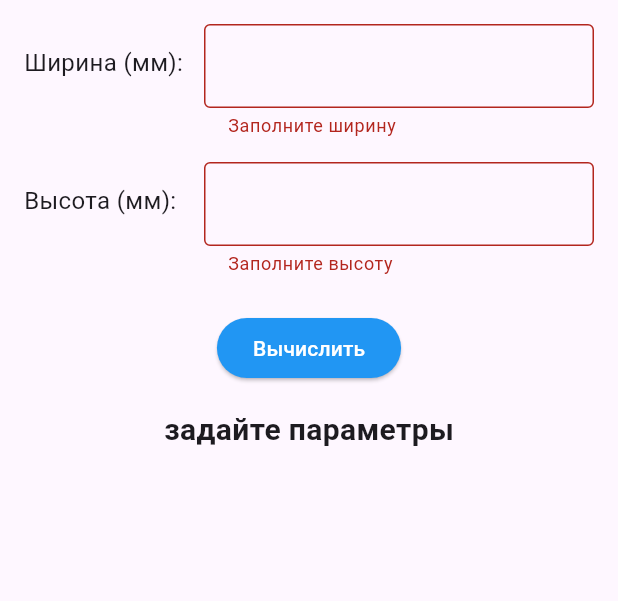
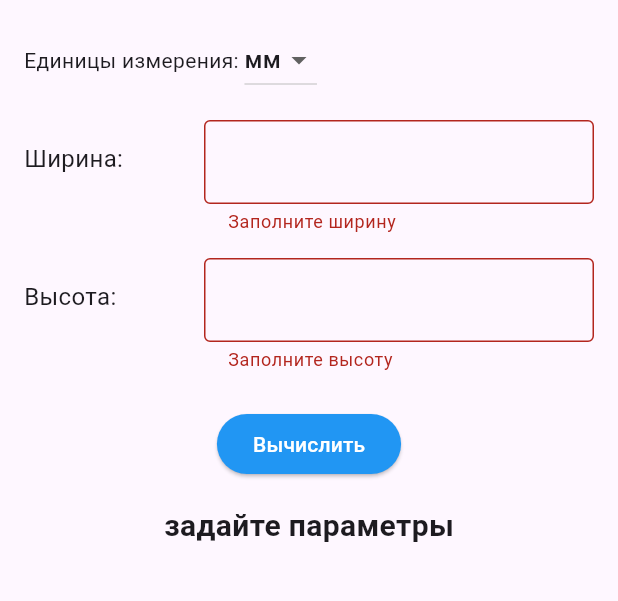
Before and after one commit to Funchosa-Sensei/ZNOBISHCHEV, a Flutter app: the screen it shows after launch, after a tap on "Вычислить", on a phone screen of 412 x 824 dp, the part 84-685 px from its top. Run offline on Flutter 3.47's test engine with Material 3 defaults, Android fonts, the phone set to English and light mode, and no system bars.

Commit message:
Подредактировал стилистику кода и внес правки

```diff
--- a/lab6/lib/main.dart
+++ b/lab6/lib/main.dart
@@ -28,10 +28,10 @@ class MyHomePage extends StatefulWidget {
 
 class _MyHomePageState extends State<MyHomePage> {
   final _formKey = GlobalKey<FormState>();
-
   final TextEditingController _widthController = TextEditingController();
   final TextEditingController _heightController = TextEditingController();
-
+  final List<String> _units = ['мм', 'см', 'м'];
+  String _selectedUnit = 'мм';
   String _resultText = '';
 
   @override
@@ -42,13 +42,32 @@ class _MyHomePageState extends State<MyHomePage> {
   }
 
   void _calculateArea() {
-    if (_formKey.currentState!.validate()) {
+    bool isFormValid = _formKey.currentState!.validate();
+    if (isFormValid) {
       double width = double.parse(_widthController.text);
       double height = double.parse(_heightController.text);
-      double area = width * height;
+      double convertedWidth = width;
+      double convertedHeight = height;
+
+      if (_selectedUnit == 'см') {
+        convertedWidth = width * 10;
+        convertedHeight = height * 10;
+      } else if (_selectedUnit == 'м') {
+        convertedWidth = width * 1000;
+        convertedHeight = height * 1000;
+      }
+
+      double areaInMm2 = convertedWidth * convertedHeight;
+      double displayedArea = areaInMm2;
+
+      if (_selectedUnit == 'см') {
+        displayedArea = areaInMm2 * 0.01;
+      } else if (_selectedUnit == 'м') {
+        displayedArea = areaInMm2 * 0.000001;
+      }
 
       setState(() {
-        _resultText = 'S = $width * $height = $area (мм2)';
+        _resultText = 'S = $width × $height = $displayedArea ${_selectedUnit}²';
       });
 
       ScaffoldMessenger.of(context).showSnackBar(
@@ -75,13 +94,34 @@ class _MyHomePageState extends State<MyHomePage> {
             crossAxisAlignment: CrossAxisAlignment.start,
             children: [
               Row(
+                children: [
+                  const Text('Единицы измерения: '),
+                  DropdownButton<String>(
+                    value: _selectedUnit,
+                    items:
+                        _units.map((String value) {
+                          return DropdownMenuItem<String>(
+                            value: value,
+                            child: Text(value),
+                          );
+                        }).toList(),
+                    onChanged: (String? newValue) {
+                      setState(() {
+                        _selectedUnit = newValue!;
+                      });
+                    },
+                  ),
+                ],
+              ),
+              const SizedBox(height: 16.0),
+              Row(
                 crossAxisAlignment: CrossAxisAlignment.start,
                 children: [
                   Container(
                     width: 120,
                     margin: const EdgeInsets.only(top: 14),
                     child: const Text(
-                      'Ширина (мм):',
+                      'Ширина:',
                       style: TextStyle(fontSize: 16),
                     ),
                   ),
@@ -111,7 +151,6 @@ class _MyHomePageState extends State<MyHomePage> {
                 ],
               ),
               const SizedBox(height: 16.0),
-
               Row(
                 crossAxisAlignment: CrossAxisAlignment.start,
                 children: [
@@ -119,7 +158,7 @@ class _MyHomePageState extends State<MyHomePage> {
                     width: 120,
                     margin: const EdgeInsets.only(top: 14),
                     child: const Text(
-                      'Высота (мм):',
+                      'Высота:',
                       style: TextStyle(fontSize: 16),
                     ),
                   ),
@@ -149,7 +188,6 @@ class _MyHomePageState extends State<MyHomePage> {
                 ],
               ),
               const SizedBox(height: 24.0),
-
               Center(
                 child: ElevatedButton(
                   style: ElevatedButton.styleFrom(
@@ -160,7 +198,6 @@ class _MyHomePageState extends State<MyHomePage> {
                   child: const Text('Вычислить'),
                 ),
               ),
-
               const SizedBox(height: 16.0),
               const Center(
                 child: Text(
@@ -168,7 +205,6 @@ class _MyHomePageState extends State<MyHomePage> {
                   style: TextStyle(fontSize: 20.0, fontWeight: FontWeight.bold),
                 ),
               ),
-
               const SizedBox(height: 24.0),
               Text(_resultText, style: const TextStyle(fontSize: 20.0)),
             ],
```
